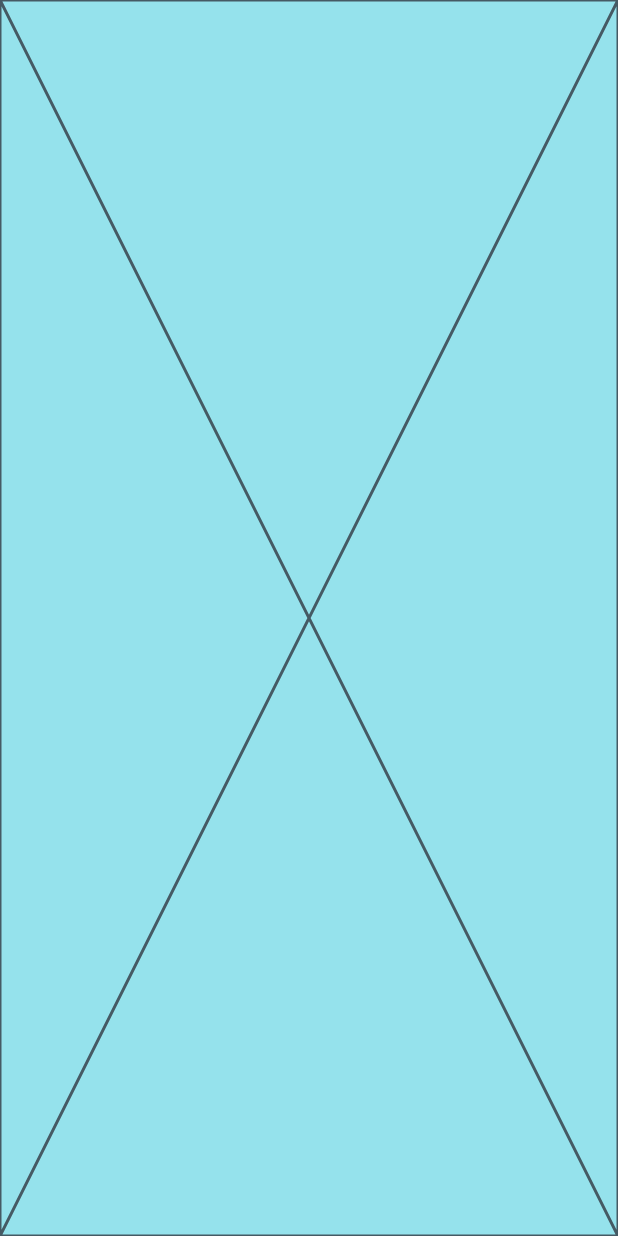
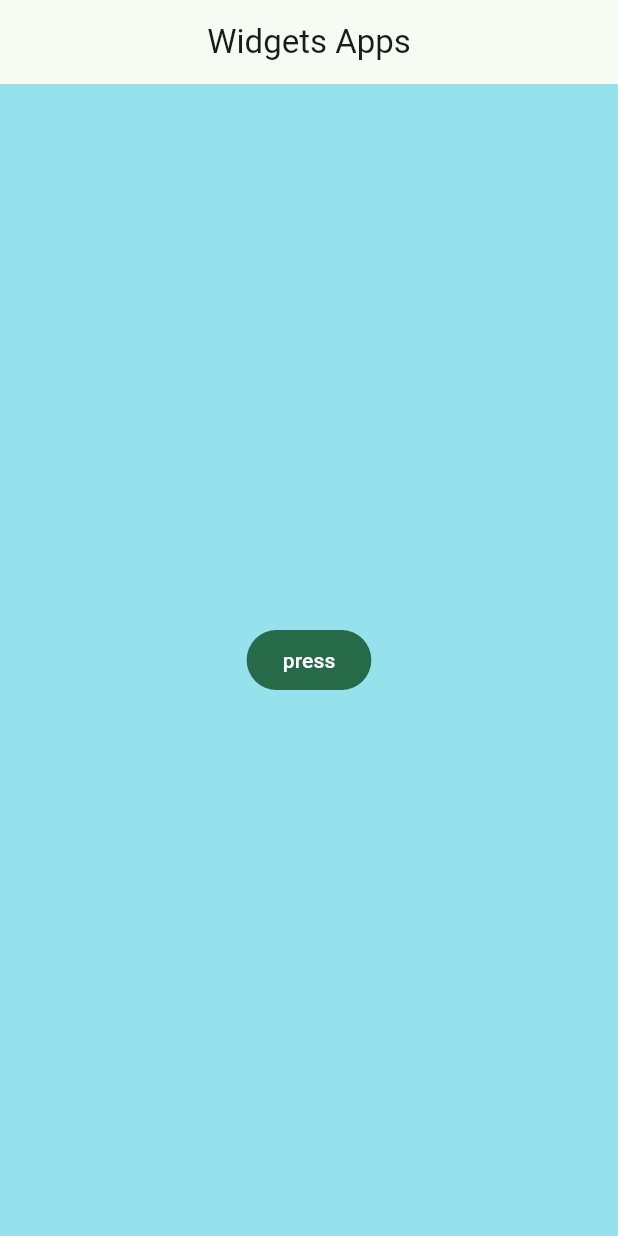
Before and after one commit to AliceSnow14/WidgetsApp, a Flutter app: the screen it shows after launch, on a phone screen of 412 x 824 dp. Run offline on Flutter 3.47's test engine with Material 3 defaults, Android fonts, the phone set to English and light mode, and no system bars.

Commit message:
cambios appbar

```diff
--- /dev/null
+++ b/lib/config/theme/app_theme.dart
@@ -0,0 +1,23 @@
+import 'package:flutter/material.dart';
+
+class AppTheme {
+  final int selectedColor;
+
+  AppTheme({
+    this.selectedColor = 0,
+  }) : assert(selectedColor >= 0, "selected color must be greater than 0");
+
+  ThemeData getTheme() => ThemeData(
+        colorSchemeSeed: colorList[selectedColor],
+        appBarTheme: const AppBarTheme(centerTitle: true),
+      );
+}
+
+const List<Color> colorList = [
+  Colors.deepPurple,
+  Colors.indigoAccent,
+  Colors.cyan,
+  Colors.orange,
+  Colors.greenAccent,
+  Colors.pinkAccent,
+];
--- a/lib/main.dart
+++ b/lib/main.dart
@@ -1,4 +1,5 @@
 import 'package:flutter/material.dart';
+import 'package:new_app/config/theme/app_theme.dart';
 import 'package:new_app/src/presentation/screens/home_screen.dart';
 
 
@@ -11,8 +12,9 @@ class MyApp extends StatelessWidget {
 
   @override
   Widget build(BuildContext context) {
-    return const MaterialApp(
-      home: HomeScreen(),
+    return MaterialApp(
+      theme: AppTheme(selectedColor: 4).getTheme(),
+      home: const HomeScreen(),
       debugShowCheckedModeBanner: false,
     );
   }
--- a/lib/src/presentation/screens/home_screen.dart
+++ b/lib/src/presentation/screens/home_screen.dart
@@ -1,4 +1,3 @@
-
 import 'package:flutter/material.dart';
 
 class HomeScreen extends StatelessWidget {
@@ -6,9 +5,17 @@ class HomeScreen extends StatelessWidget {
 
   @override
   Widget build(BuildContext context) {
-    return const Scaffold(
-      backgroundColor: Color.fromARGB(255, 149, 226, 236),
-      body: Placeholder(),
+    return Scaffold(
+      appBar: AppBar(
+        title: const Text("Widgets Apps"),
+      ),
+      backgroundColor: const Color.fromARGB(255, 149, 226, 236),
+      body: Center(
+        child: FilledButton(
+          onPressed: () {},
+          child: const Text("press"),
+        ),
+      ),
     );
   }
 }
```
Also changed, not shown: lib/config/menu/menu_items.dart (added, +30 -0 lines).
